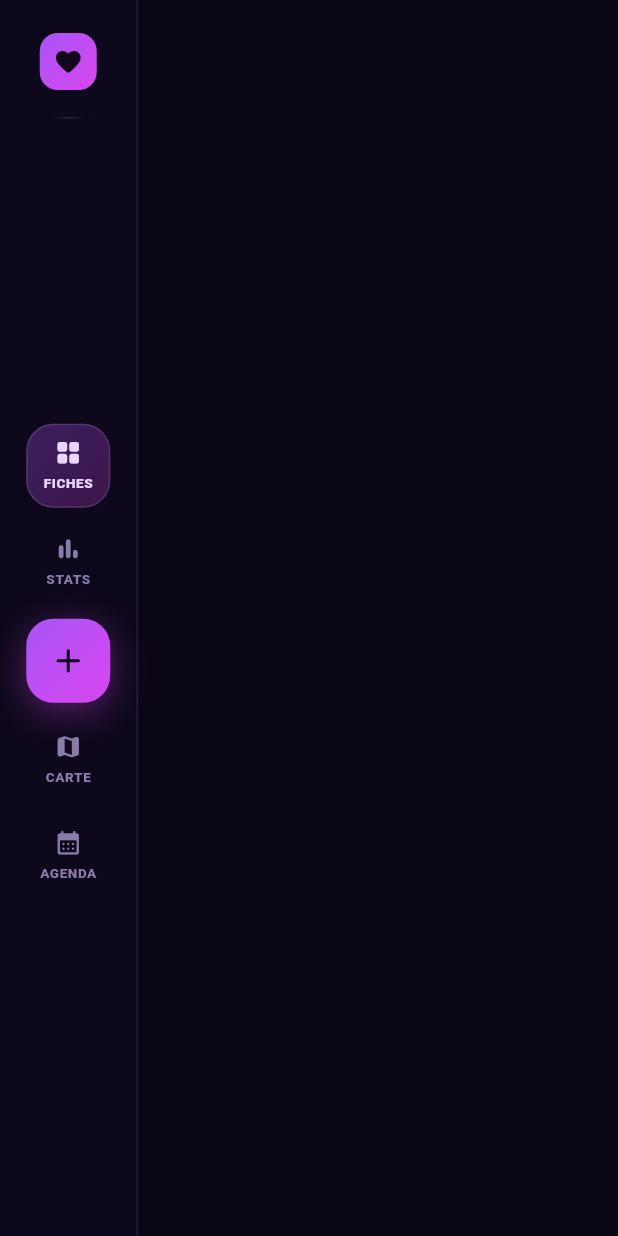
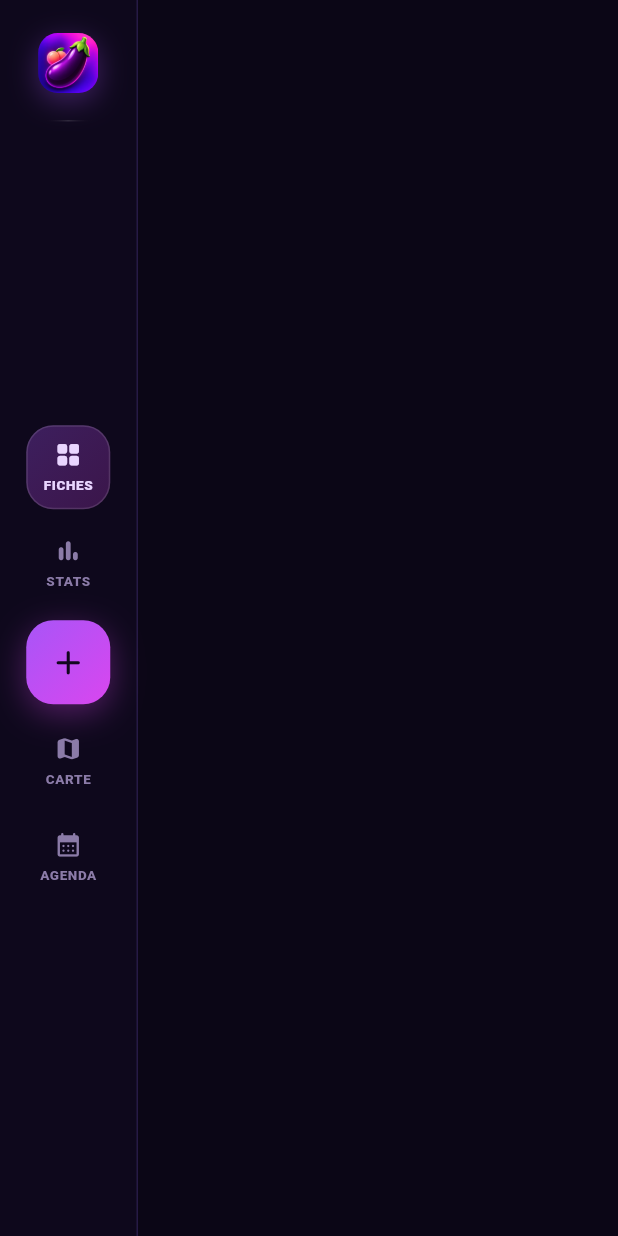
Before and after one commit to Cybertrist/BodyCount, a Flutter app: the _Rail widget shown alone on an empty page, opened directly with empty values, on a phone screen of 412 x 824 dp. Run offline on Flutter 3.47's test engine with Material 3 defaults, Android fonts, the phone set to English and light mode, and no system bars; our stand-ins replace flutter_riverpod, flutter_secure_storage, go_router, image_picker, local_auth, share_plus and 1 more; missing offline and left inert: cryptography; accounts and stored records are empty.

Commit message:
fix: la barre de navigation mesure ses libellés, et le rail porte le logo
Le seuil de format décidait seul de l'affichage des mots, sans savoir
s'ils tenaient : le libellé passait en points de suspension sur un
écran un peu court, ou avec un réglage d'accessibilité qui grossit les
textes. Les quatre mots sont maintenant mesurés à l'échelle du
téléphone, et le plus large décide pour toute la barre. Quand ils ne
tiennent pas, il ne reste que les icônes, pour tout le monde.

Le rail de l'écran déplié affichait un cœur qui ne venait de nulle
part. C'est le logo de l'application à la place, avec le traitement de
l'écran d'ouverture.

Co-Authored-By: Claude Opus 5 (1M context) <noreply@anthropic.com>
Claude-Session: https://claude.ai/code/session_011hwWL8vXtMznbtwVp8pGZK

```diff
--- a/lib/widgets/common/app_scaffold.dart
+++ b/lib/widgets/common/app_scaffold.dart
@@ -1,3 +1,5 @@
+import 'dart:math' as math;
+
 import 'package:flutter/material.dart';
 import 'package:go_router/go_router.dart';
 
@@ -66,6 +68,46 @@ class AppScaffold extends StatelessWidget {
   }
 }
 
+/// Le style d'un libellé d'onglet, mesuré et affiché avec le même.
+///
+/// La graisse du sélectionné est la plus large des deux : c'est donc
+/// celle qui décide, sinon la barre changerait de forme en passant d'un
+/// onglet à l'autre.
+TextStyle _styleLibelle(BuildContext context, {required bool gras}) {
+  return DefaultTextStyle.of(context).style.merge(
+        TextStyle(
+          fontSize: 12.5,
+          fontWeight: gras ? FontWeight.w800 : FontWeight.w700,
+        ),
+      );
+}
+
+/// La largeur du plus long libellé, à l'échelle de texte du téléphone.
+///
+/// Les quatre mots sont mesurés, pas devinés : un réglage d'accessibilité
+/// qui grossit les textes de moitié doit faire tomber les libellés, et
+/// une police remplacée ne doit pas non plus prendre la barre en traître.
+double _libellePlusLarge(BuildContext context, {required bool majuscules}) {
+  final style = _styleLibelle(context, gras: true);
+  final echelle = MediaQuery.textScalerOf(context);
+  var large = 0.0;
+
+  for (final d in AppScaffold._destinations) {
+    final peintre = TextPainter(
+      text: TextSpan(
+        text: majuscules ? d.label.toUpperCase() : d.label,
+        style: majuscules
+            ? style.copyWith(fontSize: 9, letterSpacing: 0.4)
+            : style,
+      ),
+      textDirection: TextDirection.ltr,
+      textScaler: echelle,
+    )..layout();
+    large = math.max(large, peintre.width);
+  }
+  return large;
+}
+
 class _Destination {
   final String route;
   final IconData icon;
@@ -108,9 +150,20 @@ class _FloatingBar extends StatelessWidget {
           // droite, en bout de rangée, ce qui en faisait un cinquième
           // onglet mal rangé ; au centre, il devient ce qu'il est : la
           // seule action de la barre, et la barre reste symétrique.
-          child: Row(
+          child: LayoutBuilder(
+            builder: (context, contraintes) {
+              // Les libellés passent, ou ne passent pas, pour toute la
+              // barre d'un coup. Les mesurer onglet par onglet donnerait
+              // une barre bâtarde, « Stats » écrit et « Agenda » muet,
+              // et un mot qui apparaît en changeant d'onglet décalerait
+              // les quatre emplacements à chaque appui.
+              final libelles = _libellesTiennent(context, contraintes.maxWidth);
+
+              return Row(
                 children: [
-              for (var i = 0; i < AppScaffold._destinations.length; i++) ...[
+                  for (var i = 0;
+                      i < AppScaffold._destinations.length;
+                      i++) ...[
                     if (i == 2) ...[
                       const SizedBox(width: 6),
                       const _BoutonAjout(),
@@ -120,21 +173,37 @@ class _FloatingBar extends StatelessWidget {
                       child: _BarItem(
                         destination: AppScaffold._destinations[i],
                         selected: i == index,
-                    // Sur un écran étroit, seul l'onglet actif porte son
-                    // libellé : quatre mots côte à côte ne tiennent pas
-                    // sans rétrécir la police au point de l'illisible.
-                    showLabel: i == index ||
-                        AppLayout.of(context) != ScreenFormat.compact,
+                        showLabel: libelles,
                         onTap: () => onTap(i),
                       ),
                     ),
                   ],
                 ],
+              );
+            },
           ),
         ),
       ),
     );
   }
+}
+
+/// Les libellés tiennent-ils dans la barre du bas ?
+///
+/// La place d'un onglet, c'est la barre moins le bouton d'ajout et ses
+/// deux écarts, divisée par le nombre d'onglets. Il y faut l'icône,
+/// l'écart qui la suit, le mot, et de quoi ne pas coller au bord arrondi
+/// de la pastille allumée. Faute de quoi le mot serait coupé net par des
+/// points de suspension, ce qui est pire que pas de mot du tout.
+bool _libellesTiennent(BuildContext context, double largeur) {
+  const icone = 19.0;
+  const ecart = 7.0;
+  const respiration = 6.0;
+  const ajout = 48.0 + 6.0 + 6.0;
+
+  final dispo = (largeur - ajout) / AppScaffold._destinations.length;
+  return dispo >=
+      icone + ecart + _libellePlusLarge(context, majuscules: false) + respiration;
 }
 
 /// Le bouton d'ajout, logé dans la barre de navigation.
@@ -256,6 +325,12 @@ class _Rail extends StatelessWidget {
 
   @override
   Widget build(BuildContext context) {
+    // Même règle que sur téléphone : le mot passe, ou il disparaît. Une
+    // pastille de 56 points laisse peu de marge, et un réglage
+    // d'accessibilité suffit à faire déborder « AGENDA ».
+    final libelles =
+        _libellePlusLarge(context, majuscules: true) <= 56 - 8;
+
     return Container(
       width: 92,
       decoration: const BoxDecoration(
@@ -272,16 +347,32 @@ class _Rail extends StatelessWidget {
         child: Column(
           children: [
             const SizedBox(height: 22),
+            // Le logo de l'application, et non plus un cœur : celui-ci ne
+            // venait de nulle part et ne voulait rien dire, alors que cet
+            // emplacement est justement celui de la marque. Même
+            // traitement que sur l'écran d'ouverture, l'arrondi et le
+            // halo raccordant le fond sombre du fichier à celui du rail.
             Container(
-              width: 38,
-              height: 38,
+              width: 40,
+              height: 40,
               decoration: BoxDecoration(
-                gradient: AppColors.brandGradient,
-                borderRadius: BorderRadius.circular(12),
+                borderRadius: BorderRadius.circular(13),
+                boxShadow: [
+                  BoxShadow(
+                    color: AppColors.primary.withValues(alpha: 0.32),
+                    blurRadius: 16,
+                    offset: const Offset(0, 5),
                   ),
-              alignment: Alignment.center,
-              child: const Icon(Icons.favorite_rounded,
-                  size: 20, color: Color(0xFF12071F)),
+                ],
+              ),
+              child: ClipRRect(
+                borderRadius: BorderRadius.circular(13),
+                child: Image.asset(
+                  'assets/logo.png',
+                  fit: BoxFit.cover,
+                  filterQuality: FilterQuality.medium,
+                ),
+              ),
             ),
             const SizedBox(height: 18),
             const _TraitRail(),
@@ -300,6 +391,7 @@ class _Rail extends StatelessWidget {
                           child: _RailItem(
                             destination: AppScaffold._destinations[i],
                             selected: i == index,
+                            showLabel: libelles,
                             onTap: () => onTap(i),
                           ),
                         ),
@@ -384,11 +476,13 @@ class _RailItem extends StatelessWidget {
   const _RailItem({
     required this.destination,
     required this.selected,
+    required this.showLabel,
     required this.onTap,
   });
 
   final _Destination destination;
   final bool selected;
+  final bool showLabel;
   final VoidCallback onTap;
 
   @override
@@ -421,7 +515,8 @@ class _RailItem extends StatelessWidget {
           child: Column(
             mainAxisAlignment: MainAxisAlignment.center,
             children: [
-              Icon(destination.icon, size: 19, color: couleur),
+              Icon(destination.icon, size: showLabel ? 19 : 23, color: couleur),
+              if (showLabel) ...[
                 const SizedBox(height: 4),
                 Text(
                   destination.label.toUpperCase(),
@@ -433,6 +528,7 @@ class _RailItem extends StatelessWidget {
                   ),
                 ),
               ],
+            ],
           ),
         ),
       ),
```
Lines whose indentation alone changed are shown as unchanged.
